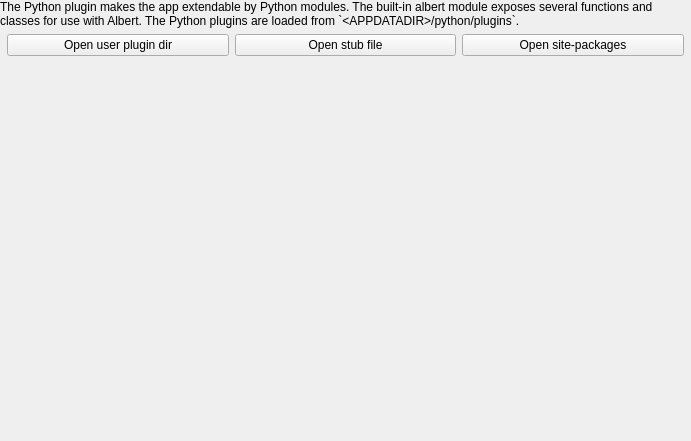
This is python/src/configwidget.ui in albertlauncher/plugins as Qt 5 draws it before an edit. The edited form follows.
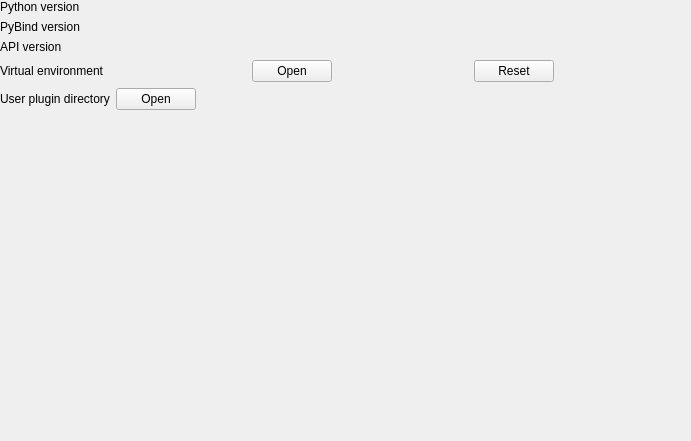
This is the edited form.

What changed in the file:
```diff
--- a/python/src/configwidget.ui
+++ b/python/src/configwidget.ui
@@ -24,55 +24,125 @@
     <number>0</number>
    </property>
    <item>
-    <widget class="QLabel" name="label_2">
-     <property name="text">
-      <string>The Python plugin makes the app extendable by Python modules. The built-in albert module exposes several functions and classes for use with Albert. The Python plugins are loaded from `&amp;lt;APPDATADIR&amp;gt;/python/plugins`.</string>
-     </property>
-     <property name="wordWrap">
-      <bool>true</bool>
-     </property>
-     <property name="openExternalLinks">
-      <bool>true</bool>
-     </property>
-    </widget>
-   </item>
-   <item>
-    <layout class="QHBoxLayout" name="horizontalLayout">
-     <item>
-      <spacer name="horizontalSpacer_2">
-       <property name="orientation">
-        <enum>Qt::Horizontal</enum>
+    <layout class="QFormLayout" name="formLayout">
+     <item row="0" column="0">
+      <widget class="QLabel" name="label_python_version_label">
+       <property name="text">
+        <string>Python version</string>
        </property>
-      </spacer>
+      </widget>
      </item>
-     <item>
+     <item row="0" column="1">
+      <widget class="QLabel" name="label_python_version">
+       <property name="openExternalLinks">
+        <bool>true</bool>
+       </property>
+       <property name="textInteractionFlags">
+        <set>Qt::TextInteractionFlag::LinksAccessibleByMouse|Qt::TextInteractionFlag::TextSelectableByMouse</set>
+       </property>
+      </widget>
+     </item>
+     <item row="1" column="0">
+      <widget class="QLabel" name="label_pybind_version_label">
+       <property name="text">
+        <string>PyBind version</string>
+       </property>
+      </widget>
+     </item>
+     <item row="1" column="1">
+      <widget class="QLabel" name="label_pybind_version">
+       <property name="openExternalLinks">
+        <bool>true</bool>
+       </property>
+       <property name="textInteractionFlags">
+        <set>Qt::TextInteractionFlag::LinksAccessibleByMouse|Qt::TextInteractionFlag::TextSelectableByMouse</set>
+       </property>
+      </widget>
+     </item>
+     <item row="2" column="0">
+      <widget class="QLabel" name="label_api_version_label">
+       <property name="text">
+        <string>API version</string>
+       </property>
+      </widget>
+     </item>
+     <item row="2" column="1">
+      <widget class="QLabel" name="label_api_version">
+       <property name="openExternalLinks">
+        <bool>true</bool>
+       </property>
+       <property name="textInteractionFlags">
+        <set>Qt::TextInteractionFlag::LinksAccessibleByMouse|Qt::TextInteractionFlag::TextSelectableByMouse</set>
+       </property>
+      </widget>
+     </item>
+     <item row="3" column="0">
+      <widget class="QLabel" name="label_2">
+       <property name="text">
+        <string>Virtual environment</string>
+       </property>
+      </widget>
+     </item>
+     <item row="3" column="1">
+      <layout class="QHBoxLayout" name="horizontalLayout_2">
+       <item>
+        <widget class="QPushButton" name="pushButton_venv_open">
+         <property name="sizePolicy">
+          <sizepolicy hsizetype="Fixed" vsizetype="Fixed">
+           <horstretch>0</horstretch>
+           <verstretch>0</verstretch>
+          </sizepolicy>
+         </property>
+         <property name="text">
+          <string>Open</string>
+         </property>
+        </widget>
+       </item>
+       <item>
+        <widget class="QPushButton" name="pushButton_venv_reset">
+         <property name="sizePolicy">
+          <sizepolicy hsizetype="Fixed" vsizetype="Fixed">
+           <horstretch>0</horstretch>
+           <verstretch>0</verstretch>
+          </sizepolicy>
+         </property>
+         <property name="text">
+          <string>Reset</string>
+         </property>
+        </widget>
+       </item>
+       <item>
+        <spacer name="horizontalSpacer_3">
+         <property name="orientation">
+          <enum>Qt::Orientation::Horizontal</enum>
+         </property>
+         <property name="sizeType">
+          <enum>QSizePolicy::Policy::Minimum</enum>
+         </property>
+        </spacer>
+       </item>
+      </layout>
+     </item>
+     <item row="4" column="0">
+      <widget class="QLabel" name="label">
+       <property name="text">
+        <string>User plugin directory</string>
+       </property>
+      </widget>
+     </item>
+     <item row="4" column="1">
       <widget class="QPushButton" name="pushButton_userPluginDir">
-       <property name="text">
-        <string>Open user plugin dir</string>
+       <property name="sizePolicy">
+        <sizepolicy hsizetype="Fixed" vsizetype="Fixed">
+         <horstretch>0</horstretch>
+         <verstretch>0</verstretch>
+        </sizepolicy>
        </property>
-      </widget>
-     </item>
-     <item>
-      <widget class="QPushButton" name="pushButton_stubFile">
        <property name="text">
-        <string>Open stub file</string>
+        <string>Open</string>
        </property>
       </widget>
      </item>
-     <item>
-      <widget class="QPushButton" name="pushButton_sitePackages">
-       <property name="text">
-        <string>Open site-packages</string>
-       </property>
-      </widget>
-     </item>
-     <item>
-      <spacer name="horizontalSpacer">
-       <property name="orientation">
-        <enum>Qt::Horizontal</enum>
-       </property>
-      </spacer>
-     </item>
     </layout>
    </item>
    <item>
```
Left out of the diff: 2 changed lines with no effect on the pictures.
